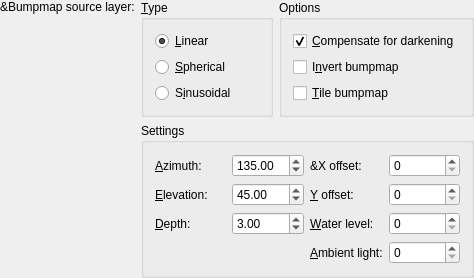
This is krita/plugins/filters/bumpmap/wdgbumpmap.ui in KDE/krita as Qt 5 draws it before an edit. The edited form follows.
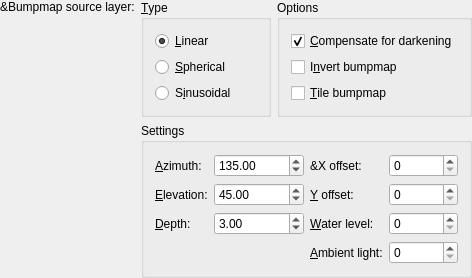
This is the edited form. Custom widgets are drawn as their Qt base class.

Commit message: Changed the UI which contains labels and textfields into QFormLayout to set alignment issues

What changed in the file:
```diff
--- a/krita/plugins/filters/bumpmap/wdgbumpmap.ui
+++ b/krita/plugins/filters/bumpmap/wdgbumpmap.ui
@@ -1,12 +1,12 @@
 <ui version="4.0" >
  <class>WdgBumpmap</class>
- <widget class="QWidget" name="WdgBumpmap" >
-  <property name="geometry" >
+ <widget class="QWidget" name="WdgBumpmap">
+  <property name="geometry">
    <rect>
     <x>0</x>
     <y>0</y>
-    <width>474</width>
-    <height>269</height>
+    <width>472</width>
+    <height>267</height>
    </rect>
   </property>
   <layout class="QGridLayout" name="gridLayout" >
@@ -117,10 +117,15 @@
      <property name="alignment" >
       <set>Qt::AlignLeading</set>
      </property>
-     <layout class="QGridLayout" >
-      <item row="0" column="0" >
-       <widget class="QLabel" name="textLabel3" >
-        <property name="text" >
+     <layout class="QGridLayout" name="gridLayout_2">
+      <item row="0" column="0">
+       <layout class="QFormLayout" name="formLayout_2">
+        <property name="rowWrapPolicy">
+         <enum>QFormLayout::WrapLongRows</enum>
+        </property>
+        <item row="0" column="0">
+         <widget class="QLabel" name="textLabel3">
+          <property name="text">
          <string>&amp;Azimuth:</string>
         </property>
         <property name="buddy" >
@@ -128,9 +133,9 @@
         </property>
        </widget>
       </item>
-      <item row="0" column="1" >
-       <widget class="QDoubleSpinBox" name="dblAzimuth" >
-        <property name="maximum" >
+        <item row="0" column="1">
+         <widget class="QDoubleSpinBox" name="dblAzimuth">
+          <property name="maximum">
          <double>360.000000000000000</double>
         </property>
         <property name="value" >
@@ -138,19 +143,9 @@
         </property>
        </widget>
       </item>
-      <item row="0" column="2" >
-       <widget class="QLabel" name="textLabel6" >
-        <property name="text" >
-         <string>&amp;X offset:</string>
-        </property>
-       </widget>
-      </item>
-      <item row="0" column="3" >
-       <widget class="QSpinBox" name="intXOffset" />
-      </item>
-      <item row="1" column="0" >
-       <widget class="QLabel" name="textLabel4" >
-        <property name="text" >
+        <item row="1" column="0">
+         <widget class="QLabel" name="textLabel4">
+          <property name="text">
          <string>&amp;Elevation:</string>
         </property>
         <property name="buddy" >
@@ -158,9 +153,9 @@
         </property>
        </widget>
       </item>
-      <item row="1" column="1" >
-       <widget class="QDoubleSpinBox" name="dblElevation" >
-        <property name="minimum" >
+        <item row="1" column="1">
+         <widget class="QDoubleSpinBox" name="dblElevation">
+          <property name="minimum">
          <double>0.000000000000000</double>
         </property>
         <property name="maximum" >
@@ -171,22 +166,9 @@
         </property>
        </widget>
       </item>
-      <item row="1" column="2" >
-       <widget class="QLabel" name="textLabel7" >
-        <property name="text" >
-         <string>&amp;Y offset:</string>
-        </property>
-        <property name="buddy" >
-         <cstring>intYOffset</cstring>
-        </property>
-       </widget>
-      </item>
-      <item row="1" column="3" >
-       <widget class="QSpinBox" name="intYOffset" />
-      </item>
-      <item row="2" column="0" >
-       <widget class="QLabel" name="textLabel5" >
-        <property name="text" >
+        <item row="2" column="0">
+         <widget class="QLabel" name="textLabel5">
+          <property name="text">
          <string>&amp;Depth:</string>
         </property>
         <property name="buddy" >
@@ -194,10 +176,10 @@
         </property>
        </widget>
       </item>
-      <item row="2" column="1" >
-       <widget class="QDoubleSpinBox" name="dblDepth" >
-        <property name="sizePolicy" >
-         <sizepolicy vsizetype="Preferred" hsizetype="Preferred" >
+        <item row="2" column="1">
+         <widget class="QDoubleSpinBox" name="dblDepth">
+          <property name="sizePolicy">
+           <sizepolicy hsizetype="Preferred" vsizetype="Preferred">
           <horstretch>0</horstretch>
           <verstretch>0</verstretch>
          </sizepolicy>
@@ -213,9 +195,39 @@
         </property>
        </widget>
       </item>
-      <item row="2" column="2" >
-       <widget class="QLabel" name="textLabel8" >
-        <property name="text" >
+       </layout>
+      </item>
+      <item row="0" column="1">
+       <layout class="QFormLayout" name="formLayout">
+        <property name="rowWrapPolicy">
+         <enum>QFormLayout::WrapLongRows</enum>
+        </property>
+        <item row="0" column="0">
+         <widget class="QLabel" name="textLabel6">
+          <property name="text">
+           <string>&amp;X offset:</string>
+          </property>
+         </widget>
+        </item>
+        <item row="0" column="1">
+         <widget class="QSpinBox" name="intXOffset"/>
+        </item>
+        <item row="1" column="0">
+         <widget class="QLabel" name="textLabel7">
+          <property name="text">
+           <string>&amp;Y offset:</string>
+          </property>
+          <property name="buddy">
+           <cstring>intYOffset</cstring>
+          </property>
+         </widget>
+        </item>
+        <item row="1" column="1">
+         <widget class="QSpinBox" name="intYOffset"/>
+        </item>
+        <item row="2" column="0">
+         <widget class="QLabel" name="textLabel8">
+          <property name="text">
          <string>&amp;Water level:</string>
         </property>
         <property name="buddy" >
@@ -223,12 +235,12 @@
         </property>
        </widget>
       </item>
-      <item row="2" column="3" >
-       <widget class="QSpinBox" name="intWaterLevel" />
-      </item>
-      <item row="3" column="2" >
-       <widget class="QLabel" name="textLabel9" >
-        <property name="text" >
+        <item row="2" column="1">
+         <widget class="QSpinBox" name="intWaterLevel"/>
+        </item>
+        <item row="3" column="0">
+         <widget class="QLabel" name="textLabel9">
+          <property name="text">
          <string>&amp;Ambient light:</string>
         </property>
         <property name="buddy" >
@@ -236,15 +248,17 @@
         </property>
        </widget>
       </item>
-      <item row="3" column="3" >
-       <widget class="QSpinBox" name="intAmbient" />
-      </item>
-     </layout>
+        <item row="3" column="1">
+         <widget class="QSpinBox" name="intAmbient"/>
+        </item>
+       </layout>
+      </item>
+     </layout>
     </widget>
    </item>
   </layout>
  </widget>
- <layoutdefault spacing="6" margin="11" />
+ <layoutdefault spacing="6" margin="11"/>
  <customwidgets>
   <customwidget>
    <class>KoDocumentSectionView</class>
```
Left out of the diff: 103 changed lines with no effect on the pictures. Lines whose indentation alone changed are shown as unchanged. The commit also changes 91 other files.
